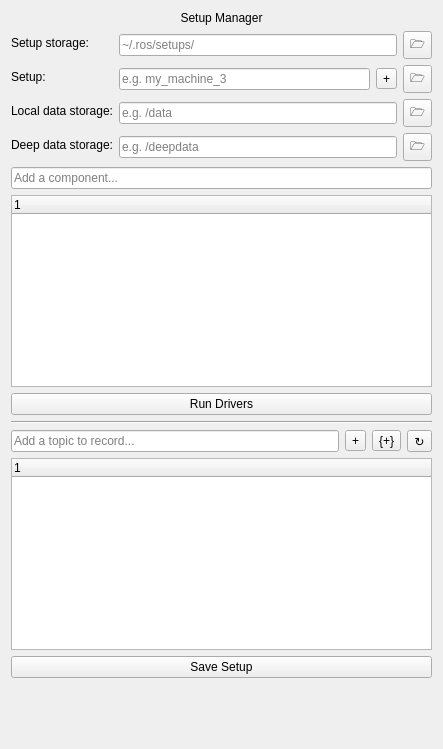
Old version of the form config/SetupManager.ui in the repository J-C-Haley/calibration_manager.
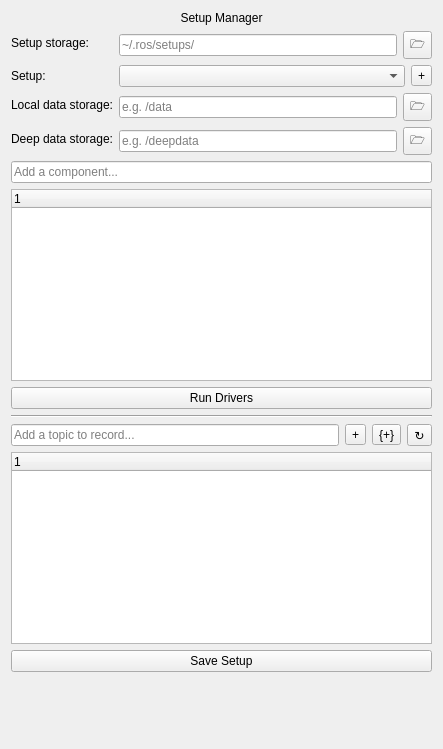
New version of the form.

Commit message: made setup selection a combobox

The edit to the form file:
```diff
--- a/config/SetupManager.ui
+++ b/config/SetupManager.ui
@@ -36,16 +36,7 @@
      <item row="1" column="1">
       <layout class="QHBoxLayout" name="horizontalLayout">
        <item>
-        <widget class="QLineEdit" name="setupNsLineEdit">
-         <property name="sizePolicy">
-          <sizepolicy hsizetype="Expanding" vsizetype="Fixed">
-           <horstretch>0</horstretch>
-           <verstretch>0</verstretch>
-          </sizepolicy>
-         </property>
-         <property name="placeholderText">
-          <string>e.g. my_machine_3</string>
-         </property>
+        <widget class="QComboBox" name="setupNsComboBox">
         </widget>
        </item>
        <item>
@@ -55,13 +46,6 @@
          </property>
         </widget>
        </item>
-       <item>
-        <widget class="QToolButton" name="loadSetupPushButton">
-         <property name="text">
-          <string>🗁</string>
-         </property>
-        </widget>
-       </item>
       </layout>
      </item>
      <item row="1" column="0">
```
The commit also changes 1 other file.
